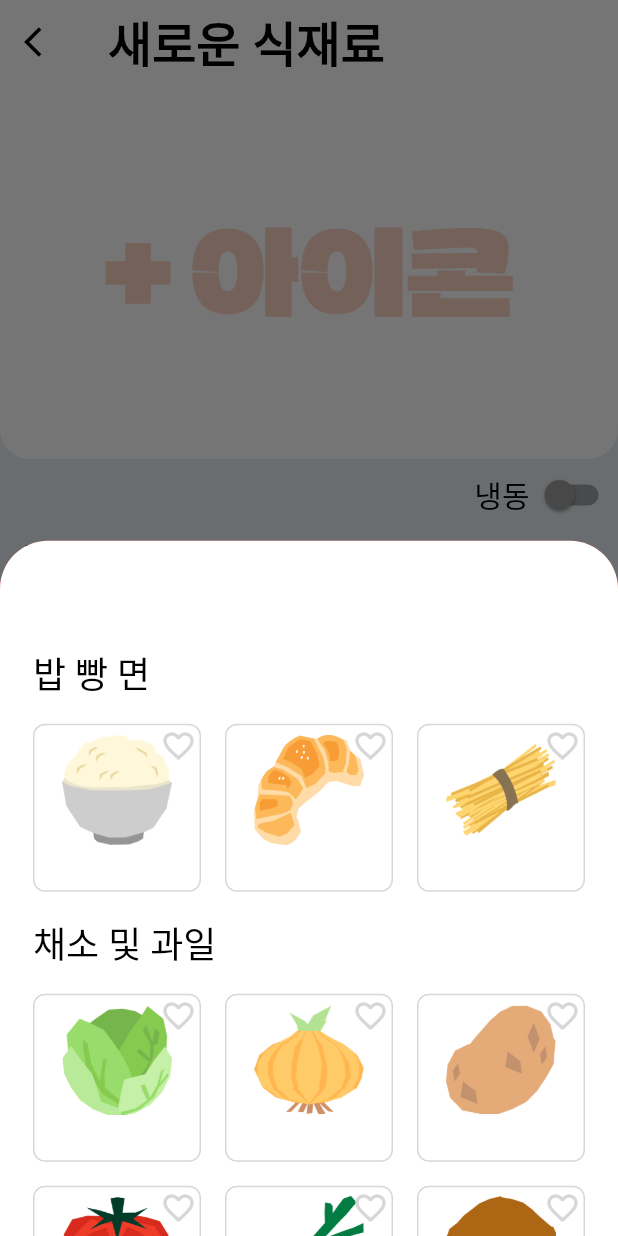
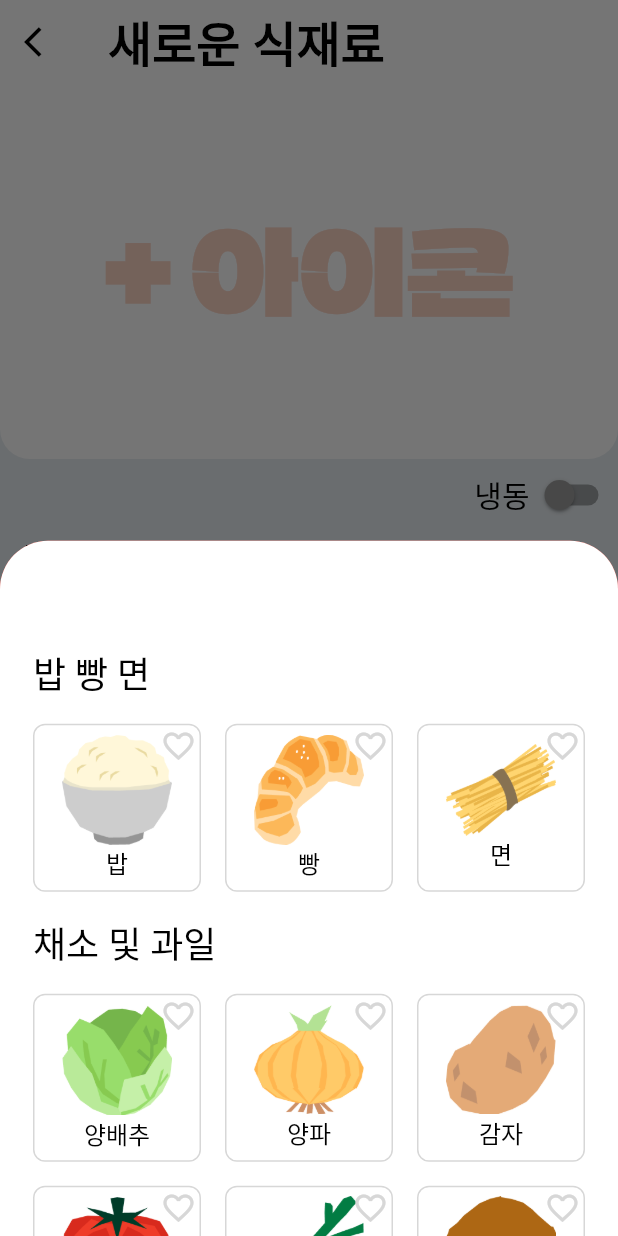
Before and after one commit to cherry1m/yum_application, a Flutter app: the IngredientAddView screen opened directly, after a tap on "+ 아이콘", on a phone screen of 412 x 824 dp. Run offline on Flutter 3.47's test engine with Material 3 defaults, Android fonts, the phone set to English and light mode, and no system bars; Roboto replaces fonts that are missing (Pretendard).

Commit message:
재료 추가 시트 수정

```diff
--- a/lib/src/common/ingredient_tile.dart
+++ b/lib/src/common/ingredient_tile.dart
@@ -35,7 +35,11 @@ class _IngredientTileState extends State<IngredientTile> {
         children: [
           Column(
             mainAxisAlignment: MainAxisAlignment.center,
-            children: [widget.ingredient.image, Text(widget.ingredient.name)],
+            children: [
+              widget.ingredient.image,
+              Text(widget.ingredient.name,
+                  style: Theme.of(context).textTheme.displaySmall)
+            ],
           ),
           Positioned(
             top: 2.0,
```
